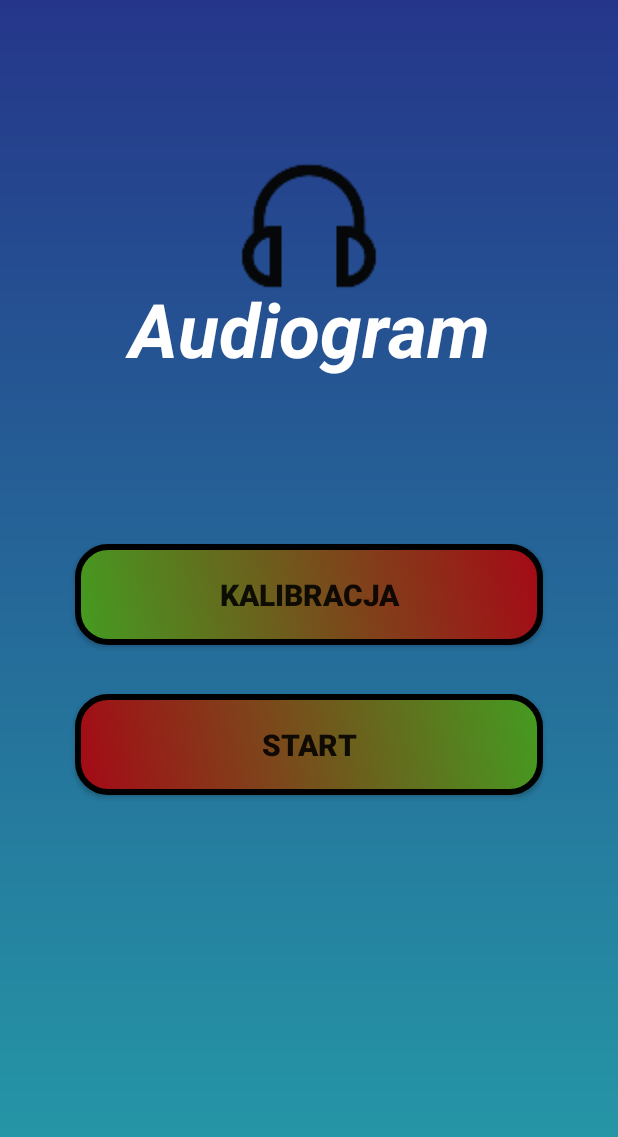
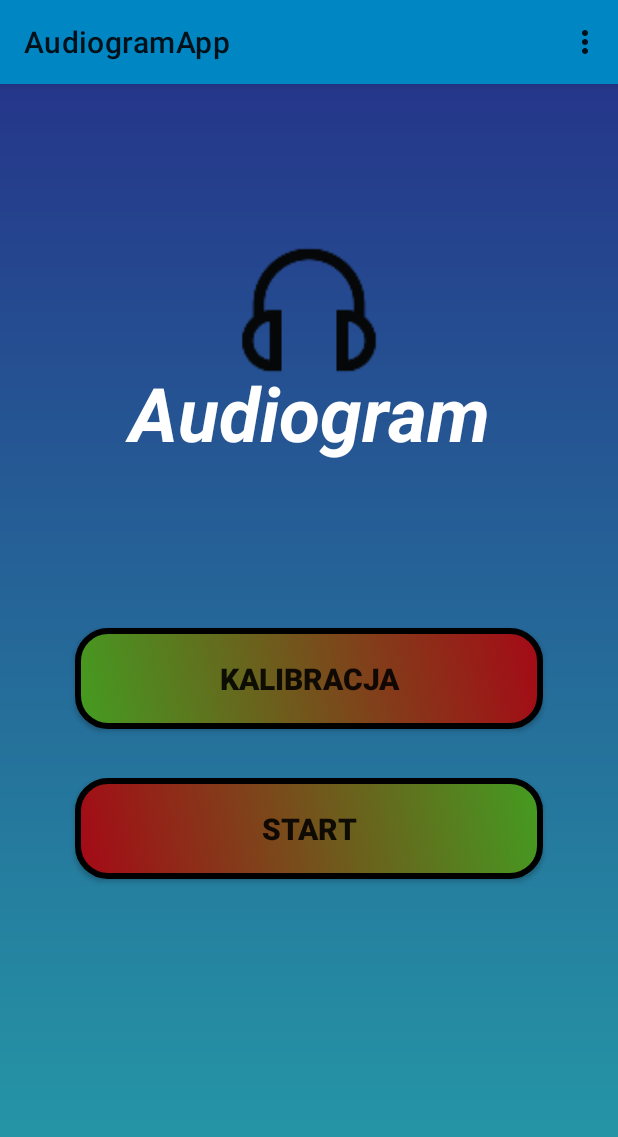
Before and after one commit to Mateusz-Gorniak/AudiogramApp, an Android app: the screen it shows after launch (MainActivity), on a phone screen of 412 x 824 dp. Shown: the top 1137 px of the screen. Run offline under Robolectric (Android 15) with nearby library versions, the phone set to English and light mode, and no system bars.

Commit message:
Dodanie klasy informacyjnej i funkcjonalnosci na ActionBar

```diff
--- a/app/build.gradle
+++ b/app/build.gradle
@@ -29,7 +29,7 @@ android {
 }
 
 dependencies {
-
+    implementation 'androidx.cardview:cardview:1.0.0'
     implementation 'androidx.appcompat:appcompat:1.2.0'
     implementation 'com.google.android.material:material:1.3.0'
     implementation 'androidx.constraintlayout:constraintlayout:2.0.4'
--- a/app/src/main/AndroidManifest.xml
+++ b/app/src/main/AndroidManifest.xml
@@ -9,9 +9,12 @@
         android:roundIcon="@mipmap/ic_launcher_round"
         android:supportsRtl="true"
         android:theme="@style/Theme.AudiogramApp">
+        <activity android:name=".AboutProgramActivity"></activity>
         <activity android:name=".ExaminationActivity"></activity>
         <activity android:name=".CalibrationActivity" />
-        <activity android:name=".MainActivity">
+        <activity android:name=".MainActivity"
+
+            >
             <intent-filter>
                 <action android:name="android.intent.action.MAIN" />
 
--- a/app/src/main/java/pl/gorniak/audiogramapp/MainActivity.java
+++ b/app/src/main/java/pl/gorniak/audiogramapp/MainActivity.java
@@ -2,7 +2,11 @@ package pl.gorniak.audiogramapp;
 
 import androidx.appcompat.app.AppCompatActivity;
 
+import android.content.Intent;
 import android.os.Bundle;
+import android.view.Menu;
+import android.view.MenuInflater;
+import android.view.MenuItem;
 
 public class MainActivity extends AppCompatActivity {
 
@@ -11,4 +15,24 @@ public class MainActivity extends AppCompatActivity {
         super.onCreate(savedInstanceState);
         setContentView(R.layout.activity_main);
     }
+    @Override
+    public boolean onCreateOptionsMenu(Menu menu) {
+        MenuInflater inflater = getMenuInflater();
+        inflater.inflate(R.menu.menu, menu);
+        return true;
+    }
+    @Override
+    public boolean onOptionsItemSelected(MenuItem item) {
+        // Handle item selection
+        switch (item.getItemId()) {
+            case R.id.o_programie:
+                Intent info = new Intent(MainActivity.this, AboutProgramActivity.class);
+                startActivity(info);
+                return true;
+
+            default:
+                return super.onOptionsItemSelected(item);
+        }
+    }
+
 }
--- a/app/src/main/res/layout/activity_main.xml
+++ b/app/src/main/res/layout/activity_main.xml
@@ -6,6 +6,7 @@
     tools:context=".MainActivity"
     android:fillViewport="true"
     android:background="@drawable/gradient_drawable"
+
     >
 
     <LinearLayout
--- /dev/null
+++ b/app/src/main/res/menu/menu.xml
@@ -0,0 +1,10 @@
+<?xml version="1.0" encoding="utf-8"?>
+<menu xmlns:android="http://schemas.android.com/apk/res/android">
+
+    <item android:id="@+id/o_programie"
+        android:title="O programie"
+
+        />
+
+
+</menu>
--- a/app/src/main/res/values/themes.xml
+++ b/app/src/main/res/values/themes.xml
@@ -1,6 +1,6 @@
 <resources xmlns:tools="http://schemas.android.com/tools">
     <!-- Base application theme. -->
-    <style name="Theme.AudiogramApp" parent="Theme.MaterialComponents.DayNight.NoActionBar">
+    <style name="Theme.AudiogramApp" parent="Theme.MaterialComponents.DayNight">
         <!-- Primary brand color. -->
         <item name="colorPrimary">@color/statusbar1</item>
         <item name="colorPrimaryVariant">@color/statusbar</item>
@@ -13,4 +13,6 @@
         <item name="android:statusBarColor" tools:targetApi="l">?attr/colorPrimaryVariant</item>
         <!-- Customize your theme here. -->
     </style>
+
+
 </resources>
```
Also changed, not shown: app/src/main/java/pl/gorniak/audiogramapp/AboutProgramActivity.java (added, +23 -0 lines), app/src/main/res/layout/about_layout.xml (added, +8 -0 lines).
